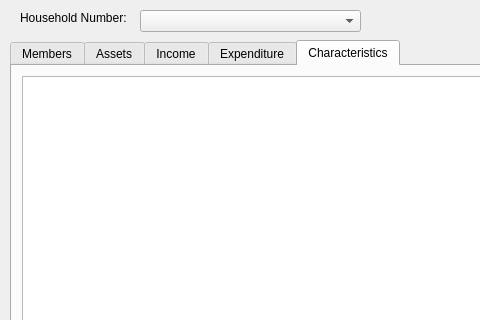
snim2mirror/openihm, file open-ihm/gui/designs/ui_household_data.ui: the form before one commit; both pictures show x 0 to 480 and y 0 to 320 of the 797 by 620 pixel window.
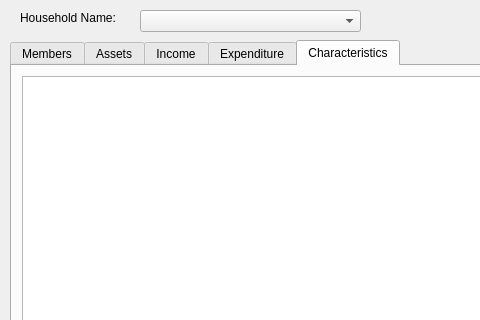
The form after the commit.

Commit message: Household Data: Adding, Editing, Deleting and Viewing household data plus other database functions.

What changed in the file:
```diff
--- a/open-ihm/gui/designs/ui_household_data.ui
+++ b/open-ihm/gui/designs/ui_household_data.ui
@@ -309,7 +309,7 @@
     </rect>
    </property>
    <property name="text">
-    <string>Household Number:</string>
+    <string>Household Name:</string>
    </property>
   </widget>
  </widget>
```
The commit also changes 10 other files.
